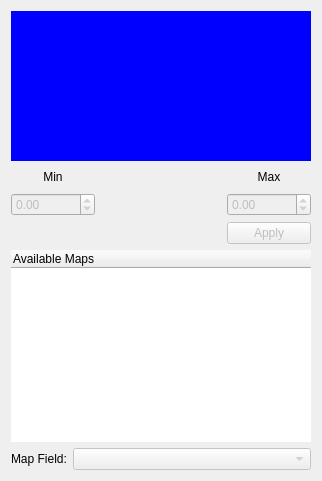
Above: Skyviewer/histogramwidget.ui from ATNoG/HealpixViewer before the change. Below: the same form after it.
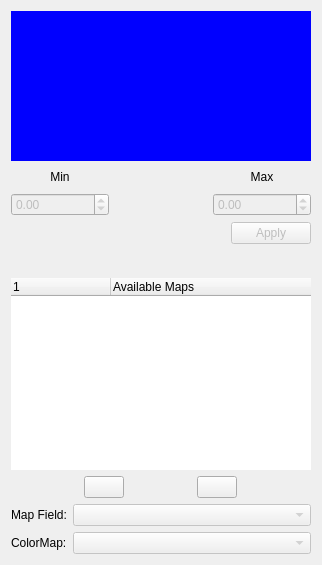
That is the form after the change. Icons and pictures are not drawn. Custom widgets are drawn as their Qt base class.

Commit message: Change histogram widget ui Fixed problem of updating ranges after map load Defined step and decimal places for spinboxs

Diff of the .ui file:
```diff
--- a/Skyviewer/histogramwidget.ui
+++ b/Skyviewer/histogramwidget.ui
@@ -7,7 +7,7 @@
     <x>0</x>
     <y>0</y>
     <width>318</width>
-    <height>462</height>
+    <height>565</height>
    </rect>
   </property>
   <property name="sizePolicy">
@@ -75,6 +75,12 @@
        <property name="enabled">
         <bool>false</bool>
        </property>
+       <property name="sizePolicy">
+        <sizepolicy hsizetype="MinimumExpanding" vsizetype="Fixed">
+         <horstretch>0</horstretch>
+         <verstretch>0</verstretch>
+        </sizepolicy>
+       </property>
        <property name="accelerated">
         <bool>true</bool>
        </property>
@@ -94,6 +100,12 @@
        <property name="enabled">
         <bool>false</bool>
        </property>
+       <property name="sizePolicy">
+        <sizepolicy hsizetype="MinimumExpanding" vsizetype="Fixed">
+         <horstretch>0</horstretch>
+         <verstretch>0</verstretch>
+        </sizepolicy>
+       </property>
        <property name="accelerated">
         <bool>true</bool>
        </property>
@@ -118,11 +130,34 @@
        </property>
       </widget>
      </item>
-     <item row="2" column="3">
+    </layout>
+   </item>
+   <item>
+    <layout class="QHBoxLayout" name="horizontalLayout_3">
+     <item>
+      <spacer name="horizontalSpacer_2">
+       <property name="orientation">
+        <enum>Qt::Horizontal</enum>
+       </property>
+       <property name="sizeHint" stdset="0">
+        <size>
+         <width>40</width>
+         <height>20</height>
+        </size>
+       </property>
+      </spacer>
+     </item>
+     <item>
       <widget class="QPushButton" name="applyHistogram">
        <property name="enabled">
         <bool>false</bool>
        </property>
+       <property name="sizePolicy">
+        <sizepolicy hsizetype="Fixed" vsizetype="Fixed">
+         <horstretch>0</horstretch>
+         <verstretch>0</verstretch>
+        </sizepolicy>
+       </property>
        <property name="text">
         <string>Apply</string>
        </property>
@@ -130,6 +165,22 @@
      </item>
     </layout>
    </item>
+   <item>
+    <spacer name="verticalSpacer">
+     <property name="orientation">
+      <enum>Qt::Vertical</enum>
+     </property>
+     <property name="sizeType">
+      <enum>QSizePolicy::Expanding</enum>
+     </property>
+     <property name="sizeHint" stdset="0">
+      <size>
+       <width>20</width>
+       <height>10</height>
+      </size>
+     </property>
+    </spacer>
+   </item>
    <item>
     <widget class="QTreeWidget" name="treeViewports">
      <property name="sizePolicy">
@@ -151,11 +202,16 @@
       <bool>false</bool>
      </property>
      <property name="columnCount">
-      <number>1</number>
+      <number>2</number>
      </property>
      <attribute name="headerVisible">
       <bool>true</bool>
      </attribute>
+     <column>
+      <property name="text">
+       <string/>
+      </property>
+     </column>
      <column>
       <property name="text">
        <string>Available Maps</string>
@@ -163,6 +219,53 @@
      </column>
     </widget>
    </item>
+   <item>
+    <layout class="QHBoxLayout" name="iconLayout">
+     <property name="spacing">
+      <number>0</number>
+     </property>
+     <property name="sizeConstraint">
+      <enum>QLayout::SetMinimumSize</enum>
+     </property>
+     <item>
+      <widget class="QPushButton" name="btnOpen">
+       <property name="sizePolicy">
+        <sizepolicy hsizetype="Fixed" vsizetype="Fixed">
+         <horstretch>0</horstretch>
+         <verstretch>0</verstretch>
+        </sizepolicy>
+       </property>
+       <property name="layoutDirection">
+        <enum>Qt::RightToLeft</enum>
+       </property>
+       <property name="text">
+        <string/>
+       </property>
+      </widget>
+     </item>
+     <item>
+      <widget class="QPushButton" name="btnClose">
+       <property name="sizePolicy">
+        <sizepolicy hsizetype="Fixed" vsizetype="Fixed">
+         <horstretch>0</horstretch>
+         <verstretch>0</verstretch>
+        </sizepolicy>
+       </property>
+       <property name="layoutDirection">
+        <enum>Qt::RightToLeft</enum>
+       </property>
+       <property name="text">
+        <string/>
+       </property>
+       <property name="icon">
+        <iconset>
+         <normalon>:/images/icons/trash.gif</normalon>
+        </iconset>
+       </property>
+      </widget>
+     </item>
+    </layout>
+   </item>
    <item>
     <layout class="QHBoxLayout" name="horizontalLayout_2">
      <item>
@@ -187,6 +290,30 @@
      </item>
     </layout>
    </item>
+   <item>
+    <layout class="QHBoxLayout" name="horizontalLayout">
+     <item>
+      <widget class="QLabel" name="label_4">
+       <property name="text">
+        <string>ColorMap:</string>
+       </property>
+      </widget>
+     </item>
+     <item>
+      <widget class="QComboBox" name="comboBox">
+       <property name="enabled">
+        <bool>false</bool>
+       </property>
+       <property name="sizePolicy">
+        <sizepolicy hsizetype="MinimumExpanding" vsizetype="Fixed">
+         <horstretch>0</horstretch>
+         <verstretch>0</verstretch>
+        </sizepolicy>
+       </property>
+      </widget>
+     </item>
+    </layout>
+   </item>
   </layout>
  </widget>
  <customwidgets>
```
The commit also changes 6 other files.
